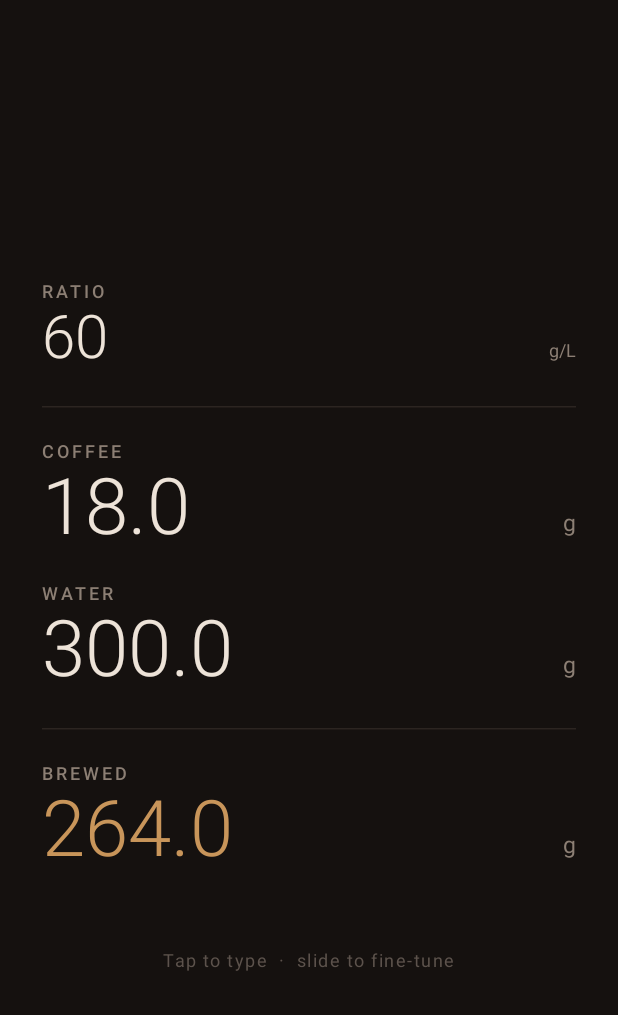
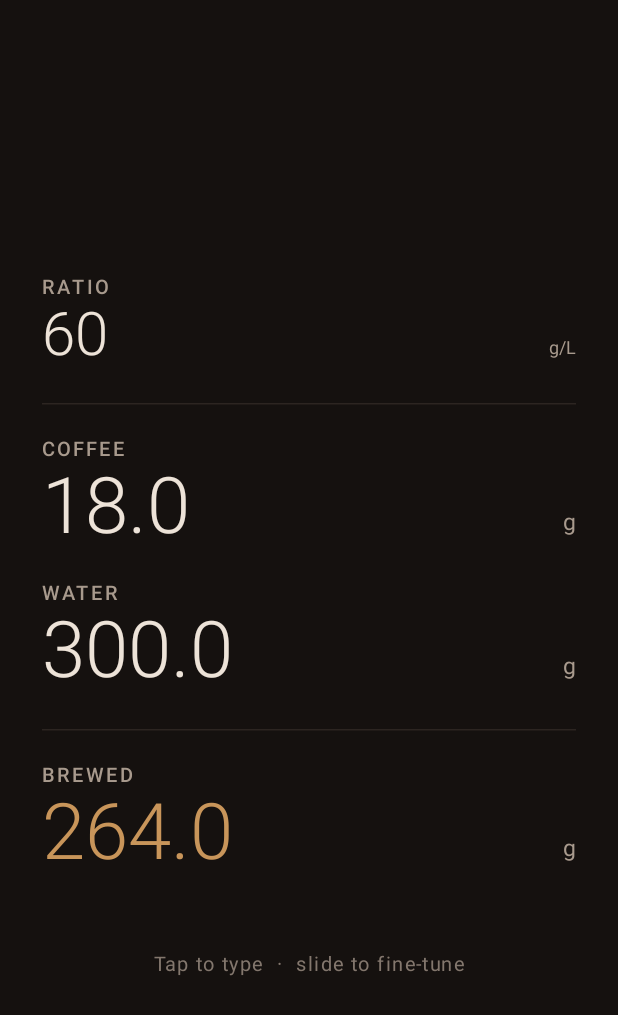
Before and after one commit to BradenSmith4816/coffee, an Android app built with Jetpack Compose: the screen it shows after launch (MainActivity), on a phone screen of 412 x 824 dp. Shown: the top 1015 px of the screen. Run offline under Robolectric (Android 15) with nearby library versions, the phone set to English and light mode, and no system bars.

Commit message:
updated UI font colors

```diff
--- a/app/src/main/java/com/braden/coffee/Colors.kt
+++ b/app/src/main/java/com/braden/coffee/Colors.kt
@@ -1,9 +1,17 @@
 package com.braden.coffee
 
 import androidx.compose.ui.graphics.Color
+import androidx.compose.ui.unit.dp
+import androidx.compose.ui.unit.sp
 
 internal val Background = Color(0xFF15110F)
 internal val TextPrimary = Color(0xFFEDE3D8)
-internal val TextMuted = Color(0xFF8C7F74)
+internal val TextMuted = Color(0xFFA89A8D)
 internal val Accent = Color(0xFFC8955A)
 internal val Hairline = Color(0xFF2C2521)
+
+/** Small uppercase labels (RATIO, COFFEE, TIMER, ...) and the hint line. */
+internal val LabelSize = 13.sp
+
+/** Keeps values and their units close together on wide screens. */
+internal val CalculatorMaxWidth = 360.dp
--- a/app/src/main/java/com/braden/coffee/MainActivity.kt
+++ b/app/src/main/java/com/braden/coffee/MainActivity.kt
@@ -8,6 +8,7 @@ import androidx.compose.animation.animateColorAsState
 import androidx.compose.foundation.background
 import androidx.compose.foundation.gestures.detectTapGestures
 import androidx.compose.foundation.layout.Arrangement
+import androidx.compose.foundation.layout.Box
 import androidx.compose.foundation.layout.BoxWithConstraints
 import androidx.compose.foundation.layout.Column
 import androidx.compose.foundation.layout.Row
@@ -20,6 +21,7 @@ import androidx.compose.foundation.layout.imePadding
 import androidx.compose.foundation.layout.padding
 import androidx.compose.foundation.layout.safeDrawingPadding
 import androidx.compose.foundation.layout.width
+import androidx.compose.foundation.layout.widthIn
 import androidx.compose.foundation.text.BasicTextField
 import androidx.compose.foundation.text.KeyboardActions
 import androidx.compose.foundation.text.KeyboardOptions
@@ -109,7 +111,12 @@ fun BrewScreen() {
         if (maxWidth > maxHeight) {
             val dimens = Dimens.compact(maxHeight)
             Row(Modifier.fillMaxSize(), verticalAlignment = Alignment.CenterVertically) {
-                Calculator(state, update, dimens, Modifier.weight(1f))
+                Box(Modifier.weight(1f), contentAlignment = Alignment.Center) {
+                    Calculator(
+                        state, update, dimens,
+                        Modifier.widthIn(max = CalculatorMaxWidth).fillMaxWidth(),
+                    )
+                }
                 Spacer(Modifier.width(28.dp))
                 VerticalDivider(color = Hairline, modifier = Modifier.fillMaxHeight(0.6f))
                 Spacer(Modifier.width(28.dp))
@@ -121,7 +128,10 @@ fun BrewScreen() {
                 )
             }
         } else {
-            Calculator(state, update, Dimens.Regular, Modifier.fillMaxWidth())
+            Calculator(
+                state, update, Dimens.Regular,
+                Modifier.widthIn(max = CalculatorMaxWidth).fillMaxWidth(),
+            )
         }
     }
 }
@@ -149,8 +159,8 @@ private fun Calculator(
         Spacer(Modifier.height(dimens.hintGap))
         Text(
             "Tap to type  ·  slide to fine-tune",
-            color = TextMuted.copy(alpha = 0.6f),
-            fontSize = 12.sp,
+            color = TextMuted.copy(alpha = 0.75f),
+            fontSize = LabelSize,
             letterSpacing = 1.sp,
             modifier = Modifier.align(Alignment.CenterHorizontally),
         )
@@ -221,7 +231,7 @@ private fun BrewField(
         Text(
             label.uppercase(),
             color = labelColor,
-            fontSize = 12.sp,
+            fontSize = LabelSize,
             letterSpacing = 2.sp,
             fontWeight = FontWeight.Medium,
         )
@@ -281,3 +291,10 @@ private fun BrewScreenPreview() {
 private fun BrewScreenLandscapePreview() {
     BrewScreen()
 }
+
+// Wide portrait (tablet / unfolded) to check the max-width constraint.
+@Preview(showBackground = true, backgroundColor = 0xFF15110F, widthDp = 700, heightDp = 900)
+@Composable
+private fun BrewScreenWidePreview() {
+    BrewScreen()
+}
--- a/app/src/main/java/com/braden/coffee/Timer.kt
+++ b/app/src/main/java/com/braden/coffee/Timer.kt
@@ -124,7 +124,7 @@ internal fun TimerPane(
         Text(
             "TIMER",
             color = if (timer.isRunning) Accent else TextMuted,
-            fontSize = 12.sp,
+            fontSize = LabelSize,
             letterSpacing = 2.sp,
             fontWeight = FontWeight.Medium,
         )
```
